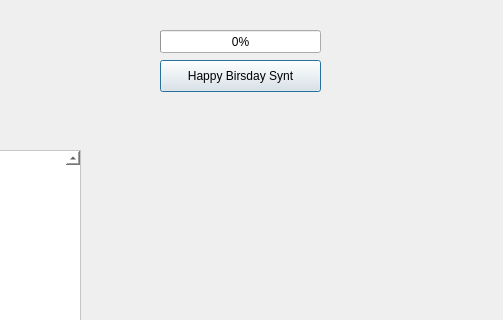
The window that SyntTest/nessyntform.ui (Warchild33/FormantSynth) describes before a commit, drawn with Qt 5; both pictures show x 390 to 893 and y 0 to 320 of the 893 by 431 pixel window.
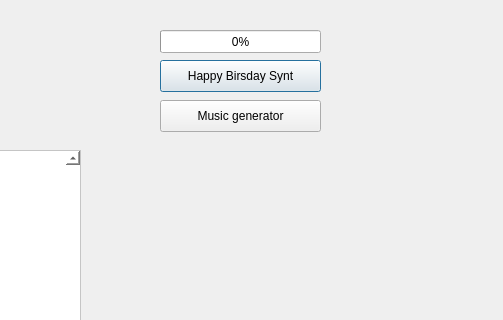
The same window after the commit.

Commit message: test music generator in techno style

What changed in the file:
```diff
--- a/SyntTest/nessyntform.ui
+++ b/SyntTest/nessyntform.ui
@@ -176,6 +176,19 @@
     <number>0</number>
    </property>
   </widget>
+  <widget class="QPushButton" name="musicGeneratorBN">
+   <property name="geometry">
+    <rect>
+     <x>550</x>
+     <y>100</y>
+     <width>161</width>
+     <height>32</height>
+    </rect>
+   </property>
+   <property name="text">
+    <string>Music generator</string>
+   </property>
+  </widget>
  </widget>
  <resources/>
  <connections/>
```
The commit also changes 9 other files.
